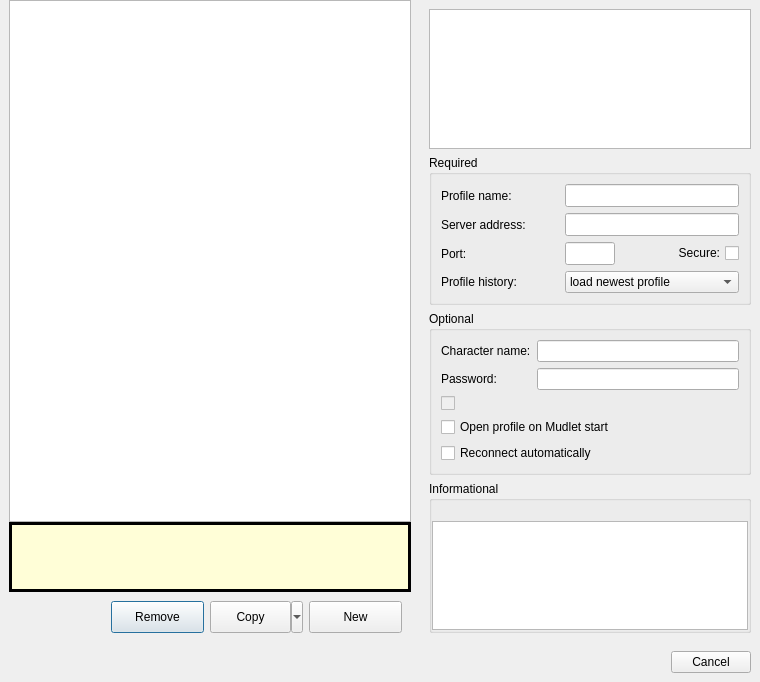
Qt form src/ui/connection_profiles.ui (Mudlet/Mudlet) before a commit.
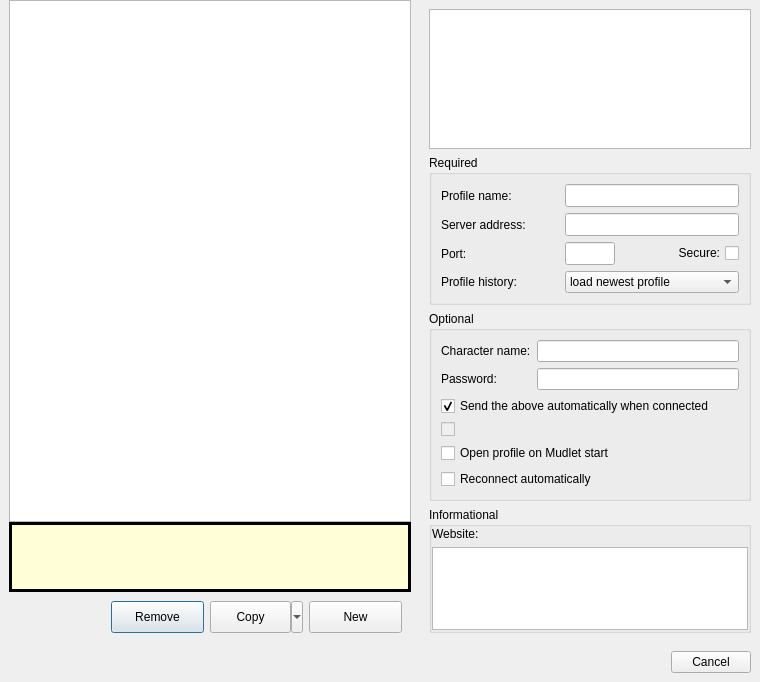
The same form after that commit. Icons and pictures are not drawn.

Commit message: Revise: add option to control auto-login

The edit to the form file:
```diff
--- a/src/ui/connection_profiles.ui
+++ b/src/ui/connection_profiles.ui
@@ -2358,17 +2358,7 @@
            <property name="title">
             <string>Optional</string>
            </property>
-           <layout class="QGridLayout" name="gridLayout_2">
-            <item row="1" column="0">
-             <widget class="QLabel" name="label_password">
-              <property name="text">
-               <string>Password:</string>
-              </property>
-              <property name="buddy">
-               <cstring>character_password_entry</cstring>
-              </property>
-             </widget>
-            </item>
+           <layout class="QGridLayout" name="gridLayout_groupBox_optionalArea">
             <item row="0" column="0">
              <widget class="QLabel" name="label_characterName">
               <property name="text">
@@ -2389,32 +2379,13 @@
               </property>
              </widget>
             </item>
-            <item row="3" column="0" colspan="2">
-             <widget class="QCheckBox" name="autologin_checkBox">
-              <property name="sizePolicy">
-               <sizepolicy hsizetype="Maximum" vsizetype="Fixed">
-                <horstretch>0</horstretch>
-                <verstretch>0</verstretch>
-               </sizepolicy>
-              </property>
-              <property name="toolTip">
-               <string>With this enabled, Mudlet will automatically start and connect on this profile when it is launched</string>
-              </property>
-              <property name="layoutDirection">
-               <enum>Qt::LeftToRight</enum>
-              </property>
+            <item row="1" column="0">
+             <widget class="QLabel" name="label_password">
               <property name="text">
-               <string>Open profile on Mudlet start</string>
+               <string>Password:</string>
               </property>
-             </widget>
-            </item>
-            <item row="4" column="0" colspan="2">
-             <widget class="QCheckBox" name="auto_reconnect">
-              <property name="layoutDirection">
-               <enum>Qt::LeftToRight</enum>
-              </property>
-              <property name="text">
-               <string>Reconnect automatically</string>
+              <property name="buddy">
+               <cstring>character_password_entry</cstring>
               </property>
              </widget>
             </item>
@@ -2428,7 +2399,20 @@
               </property>
              </widget>
             </item>
-            <item row="2" column="0">
+            <item row="2" column="0" colspan="2">
+             <widget class="QCheckBox" name="checkBox_autoLogin">
+              <property name="toolTip">
+               <string>&lt;p&gt;Previous version of Mudlet aways sent the player name and password (if they are set above) shortly after a successful connection to a Game server. However it can now also be done via the Lua script commands &lt;tt&gt;sendPlayerName()&lt;/tt&gt; and &lt;tt&gt;sendPlayerPassword()&lt;/tt&gt;; if that is being done it is likely that this option should be unchecked so as to leave it to those commands in a script.&lt;/p</string>
+              </property>
+              <property name="text">
+               <string extracomment="This enable the sending of the player login details upon connection older versions of Mudlet did this outside of player control but as it can now be done also via Lua API commands it now must be a user controlled option.">Send the above automatically when connected</string>
+              </property>
+              <property name="checked">
+               <bool>true</bool>
+              </property>
+             </widget>
+            </item>
+            <item row="3" column="0" colspan="2">
              <widget class="QCheckBox" name="discord_optin_checkBox">
               <property name="enabled">
                <bool>false</bool>
@@ -2454,6 +2438,35 @@
               </property>
              </widget>
             </item>
+            <item row="4" column="0" colspan="2">
+             <widget class="QCheckBox" name="checkBox_autoLoad">
+              <property name="sizePolicy">
+               <sizepolicy hsizetype="Maximum" vsizetype="Fixed">
+                <horstretch>0</horstretch>
+                <verstretch>0</verstretch>
+               </sizepolicy>
+              </property>
+              <property name="toolTip">
+               <string>With this enabled, Mudlet will automatically start and connect on this profile when it is launched</string>
+              </property>
+              <property name="layoutDirection">
+               <enum>Qt::LeftToRight</enum>
+              </property>
+              <property name="text">
+               <string extracomment="This option causes this profile to be automatically LOADED when the Mudlet application is started. This was previously called autoLogin_checkBox but that was functional incorrect and needed to be changed as we now have a separate checkBox_autoLogin that does enable the sending of the player login details upon connection.">Open profile on Mudlet start</string>
+              </property>
+             </widget>
+            </item>
+            <item row="5" column="0" colspan="2">
+             <widget class="QCheckBox" name="auto_reconnect">
+              <property name="layoutDirection">
+               <enum>Qt::LeftToRight</enum>
+              </property>
+              <property name="text">
+               <string>Reconnect automatically</string>
+              </property>
+             </widget>
+            </item>
            </layout>
           </widget>
          </item>
@@ -2490,8 +2503,8 @@
             <property name="horizontalSpacing">
              <number>0</number>
             </property>
-            <item row="0" column="0" rowspan="2">
-             <widget class="QLabel" name="label_7">
+            <item row="0" column="0">
+             <widget class="QLabel" name="label_website">
               <property name="sizePolicy">
                <sizepolicy hsizetype="Fixed" vsizetype="Preferred">
                 <horstretch>0</horstretch>
```
Left out of the diff: 6 changed lines with no effect on the pictures. The commit also changes 11 other files.
